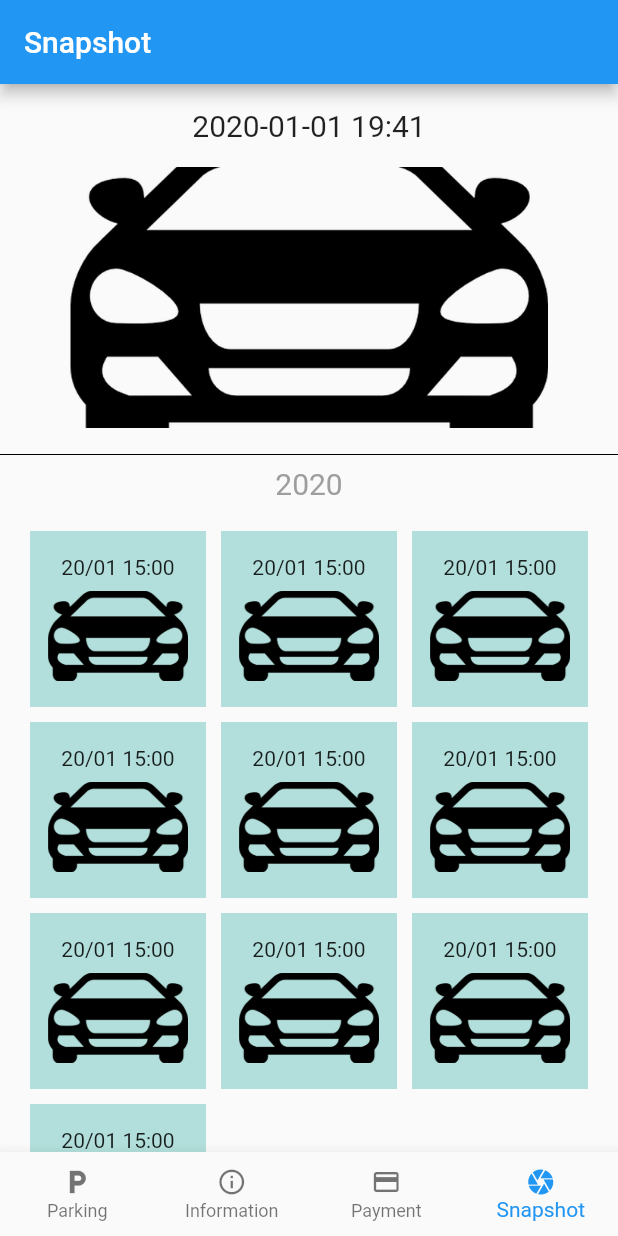
After one commit to elise-ng/FYP_SmartCarPark, a Flutter app: the screen it shows after launch, item 4 of the bottom bar chosen, on a phone screen of 412 x 824 dp. The commit adds this screen. Run offline on Flutter 3.47's test engine with Material 2 defaults, Android fonts, the phone set to English and light mode, and no system bars.

Commit message:
Add snapshot page

```diff
--- a/mobile/lib/home_page.dart
+++ b/mobile/lib/home_page.dart
@@ -2,6 +2,7 @@ import 'package:flutter/material.dart';
 import 'package:smart_car_park_app/pages/infomation_page.dart';
 import 'package:smart_car_park_app/pages/parking_page.dart';
 import 'package:smart_car_park_app/pages/payment_page.dart';
+import 'package:smart_car_park_app/pages/snapshot.dart';
 
 class HomePage extends StatefulWidget {
   HomePage({
@@ -31,6 +32,9 @@ class _HomePageState extends State<HomePage> {
           PaymentPage(
             key: PageStorageKey('Payment'),
           ),
+          SnapShotPage(
+            key: PageStorageKey('Snapshot'),
+          ),
         ][_currentIndex],
         bucket: this.bucket,
       ),
@@ -53,6 +57,10 @@ class _HomePageState extends State<HomePage> {
             icon: Icon(Icons.payment),
             title: Text('Payment'),
           ),
+          BottomNavigationBarItem(
+            icon: Icon(Icons.camera),
+            title: Text('Snapshot'),
+          ),
         ],
       ),
     );
--- /dev/null
+++ b/mobile/lib/pages/snapshot.dart
@@ -0,0 +1,330 @@
+import 'package:flutter/material.dart';
+
+class SnapShotPage extends StatefulWidget {
+  SnapShotPage({
+    key,
+  }) : super(key: key);
+
+  @override
+  _SnapShotPageState createState() => _SnapShotPageState();
+}
+
+class _SnapShotPageState extends State<SnapShotPage> {
+  @override
+  Widget build(BuildContext context) {
+    Widget largeView = SafeArea(
+        child: Column(
+          children: <Widget>[
+            Align(
+                alignment: Alignment.center,
+                child: Padding(
+                  padding: EdgeInsets.all(16.0),
+                  child: Text(
+                    "2020-01-01 19:41",
+                    style: TextStyle(
+                      fontSize: 20,
+                    ),
+                  ),
+                )
+            ),
+            Image.asset(
+              'assets/blackCar.png',
+              width: 319,
+              height: 174,
+              fit: BoxFit.cover,
+              alignment: Alignment.center,
+            ),
+            SizedBox(
+              height: 10,
+            ),
+            Divider(
+                color: Colors.black
+            )
+          ],
+        )
+    );
+
+    Widget gridView = SafeArea(
+//      child: IgnorePointer(
+      child: Column(
+        children: <Widget>[
+          Text(
+            "2020",
+            style: TextStyle(
+                fontSize: 20,
+                color: Colors.grey
+            ),
+          ),
+          GridView.count(
+            scrollDirection: Axis.vertical,
+            shrinkWrap: true,
+            primary: true,
+            padding: const EdgeInsets.all(20),
+            crossAxisSpacing: 10,
+            mainAxisSpacing: 10,
+            crossAxisCount: 3,
+            children: <Widget>[
+//              for (var i = 0; i < 10; i++) {
+//                children.add(new ListTile());
+//              }
+              Container(
+                  padding: const EdgeInsets.all(8),
+                  color: Colors.teal[100],
+                  child: Column(
+                    children: <Widget>[
+                      Padding(
+                        padding: EdgeInsets.all(8),
+                        child: const Text(
+                          '20/01 15:00',
+                          style: TextStyle(
+
+                          ),
+                        ),
+                      ),
+                      Image.asset(
+                        'assets/blackCar.png',
+                        width: 93,
+                        height: 60,
+                        fit: BoxFit.cover,
+                        alignment: Alignment.center,
+                      ),
+                    ],
+                  )
+              ),
+              Container(
+                  padding: const EdgeInsets.all(8),
+                  color: Colors.teal[100],
+                  child: Column(
+                    children: <Widget>[
+                      Padding(
+                        padding: EdgeInsets.all(8),
+                        child: const Text(
+                          '20/01 15:00',
+                          style: TextStyle(
+
+                          ),
+                        ),
+                      ),
+                      Image.asset(
+                        'assets/blackCar.png',
+                        width: 93,
+                        height: 60,
+                        fit: BoxFit.cover,
+                        alignment: Alignment.center,
+                      ),
+                    ],
+                  )
+              ),
+              Container(
+                  padding: const EdgeInsets.all(8),
+                  color: Colors.teal[100],
+                  child: Column(
+                    children: <Widget>[
+                      Padding(
+                        padding: EdgeInsets.all(8),
+                        child: const Text(
+                          '20/01 15:00',
+                          style: TextStyle(
+
+                          ),
+                        ),
+                      ),
+                      Image.asset(
+                        'assets/blackCar.png',
+                        width: 93,
+                        height: 60,
+                        fit: BoxFit.cover,
+                        alignment: Alignment.center,
+                      ),
+                    ],
+                  )
+              ),
+              Container(
+                  padding: const EdgeInsets.all(8),
+                  color: Colors.teal[100],
+                  child: Column(
+                    children: <Widget>[
+                      Padding(
+                        padding: EdgeInsets.all(8),
+                        child: const Text(
+                          '20/01 15:00',
+                          style: TextStyle(
+
+                          ),
+                        ),
+                      ),
+                      Image.asset(
+                        'assets/blackCar.png',
+                        width: 93,
+                        height: 60,
+                        fit: BoxFit.cover,
+                        alignment: Alignment.center,
+                      ),
+                    ],
+                  )
+              ),
+              Container(
+                  padding: const EdgeInsets.all(8),
+                  color: Colors.teal[100],
+                  child: Column(
+                    children: <Widget>[
+                      Padding(
+                        padding: EdgeInsets.all(8),
+                        child: const Text(
+                          '20/01 15:00',
+                          style: TextStyle(
+
+                          ),
+                        ),
+                      ),
+                      Image.asset(
+                        'assets/blackCar.png',
+                        width: 93,
+                        height: 60,
+                        fit: BoxFit.cover,
+                        alignment: Alignment.center,
+                      ),
+                    ],
+                  )
+              ),
+              Container(
+                  padding: const EdgeInsets.all(8),
+                  color: Colors.teal[100],
+                  child: Column(
+                    children: <Widget>[
+                      Padding(
+                        padding: EdgeInsets.all(8),
+                        child: const Text(
+                          '20/01 15:00',
+                          style: TextStyle(
+
+                          ),
+                        ),
+                      ),
+                      Image.asset(
+                        'assets/blackCar.png',
+                        width: 93,
+                        height: 60,
+                        fit: BoxFit.cover,
+                        alignment: Alignment.center,
+                      ),
+                    ],
+                  )
+              ),
+              Container(
+                  padding: const EdgeInsets.all(8),
+                  color: Colors.teal[100],
+                  child: Column(
+                    children: <Widget>[
+                      Padding(
+                        padding: EdgeInsets.all(8),
+                        child: const Text(
+                          '20/01 15:00',
+                          style: TextStyle(
+
+                          ),
+                        ),
+                      ),
+                      Image.asset(
+                        'assets/blackCar.png',
+                        width: 93,
+                        height: 60,
+                        fit: BoxFit.cover,
+                        alignment: Alignment.center,
+                      ),
+                    ],
+                  )
+              ),Container(
+                  padding: const EdgeInsets.all(8),
+                  color: Colors.teal[100],
+                  child: Column(
+                    children: <Widget>[
+                      Padding(
+                        padding: EdgeInsets.all(8),
+                        child: const Text(
+                          '20/01 15:00',
+                          style: TextStyle(
+
+                          ),
+                        ),
+                      ),
+                      Image.asset(
+                        'assets/blackCar.png',
+                        width: 93,
+                        height: 60,
+                        fit: BoxFit.cover,
+                        alignment: Alignment.center,
+                      ),
+                    ],
+                  )
+              ),Container(
+                  padding: const EdgeInsets.all(8),
+                  color: Colors.teal[100],
+                  child: Column(
+                    children: <Widget>[
+                      Padding(
+                        padding: EdgeInsets.all(8),
+                        child: const Text(
+                          '20/01 15:00',
+                          style: TextStyle(
+
+                          ),
+                        ),
+                      ),
+                      Image.asset(
+                        'assets/blackCar.png',
+                        width: 93,
+                        height: 60,
+                        fit: BoxFit.cover,
+                        alignment: Alignment.center,
+                      ),
+                    ],
+                  )
+              ),
+              Container(
+                  padding: const EdgeInsets.all(8),
+                  color: Colors.teal[100],
+                  child: Column(
+                    children: <Widget>[
+                      Padding(
+                        padding: EdgeInsets.all(8),
+                        child: const Text(
+                          '20/01 15:00',
+                          style: TextStyle(
+
+                          ),
+                        ),
+                      ),
+                      Image.asset(
+                        'assets/blackCar.png',
+                        width: 93,
+                        height: 60,
+                        fit: BoxFit.cover,
+                        alignment: Alignment.center,
+                      ),
+                    ],
+                  )
+              ),
+            ],
+          ),
+        ],
+      ),
+//      )
+    );
+
+    return MaterialApp(
+      home: Scaffold(
+          resizeToAvoidBottomPadding: false,
+          appBar: AppBar(
+            title: Text('Snapshot'),
+          ),
+          body: Column (
+            children: [
+              largeView,
+              gridView,
+            ],
+          )
+      ),
+    );
+  }
+}
--- a/mobile/pubspec.yaml
+++ b/mobile/pubspec.yaml
@@ -39,7 +39,8 @@ flutter:
   # included with your application, so that you can use the icons in
   # the material Icons class.
   uses-material-design: true
-
+  assets:
+  - 'assets/blackCar.png'
   # To add assets to your application, add an assets section, like this:
   # assets:
   #  - images/a_dot_burr.jpeg
```
Also changed, not shown: mobile/assets/blackCar.png (added), mobile/images/blackCar.png (added), mobile/lib/widgets/data.dart (added).
